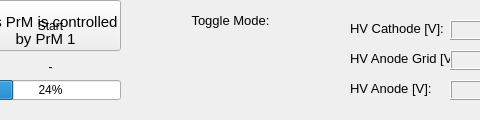
First picture: the form in sbndprmdaq/controls.ui, repository marcodeltutto/SBNDPurityMonitorDAQ, before the edit; both pictures show x 260 to 740 and y 0 to 120 of the 1000 by 120 pixel window.
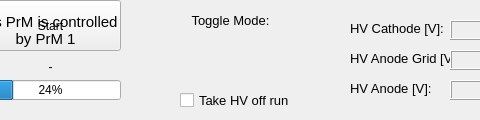
Second picture: the form after the edit. Icons and pictures are not drawn. Custom widgets are drawn as their Qt base class.

Commit message: Make HV off run option

```diff
--- a/sbndprmdaq/controls.ui
+++ b/sbndprmdaq/controls.ui
@@ -524,6 +524,27 @@
      <set>Qt::AlignCenter</set>
     </property>
    </widget>
+   <widget class="QCheckBox" name="_take_hvoff_run">
+    <property name="geometry">
+     <rect>
+      <x>440</x>
+      <y>90</y>
+      <width>121</width>
+      <height>20</height>
+     </rect>
+    </property>
+    <property name="font">
+     <font>
+      <pointsize>10</pointsize>
+     </font>
+    </property>
+    <property name="text">
+     <string>Take HV off run</string>
+    </property>
+    <property name="checked">
+     <bool>false</bool>
+    </property>
+   </widget>
   </widget>
   <action name="actionShow_Logs">
    <property name="text">
```
The commit also changes 2 other files.
